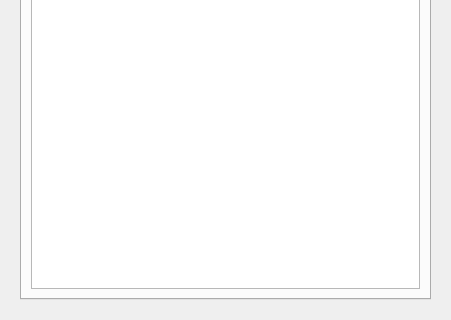
Above: resources/dialog.ui from shotgunsoftware/tk-multi-shotgunpanel before the change; both pictures show x 0 to 451 and y 539 to 859 of the 451 by 859 pixel window. Below: the same form after it.
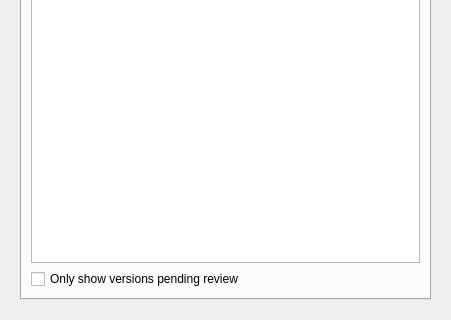
That is the form after the change. The open tabs and pages were chosen to show the change. Icons and pictures are not drawn. Custom widgets are drawn as their Qt base class.

Commit message: fixed focus policy on note ui

Diff of the .ui file:
```diff
--- a/resources/dialog.ui
+++ b/resources/dialog.ui
@@ -293,6 +293,13 @@
              </property>
             </widget>
            </item>
+           <item>
+            <widget class="QCheckBox" name="checkBox">
+             <property name="text">
+              <string>Only show versions pending review</string>
+             </property>
+            </widget>
+           </item>
           </layout>
          </widget>
          <widget class="QWidget" name="entity_publish_tab">
```
Left out of the diff: 8 changed lines with no effect on the pictures. The commit also changes 1 other file.
